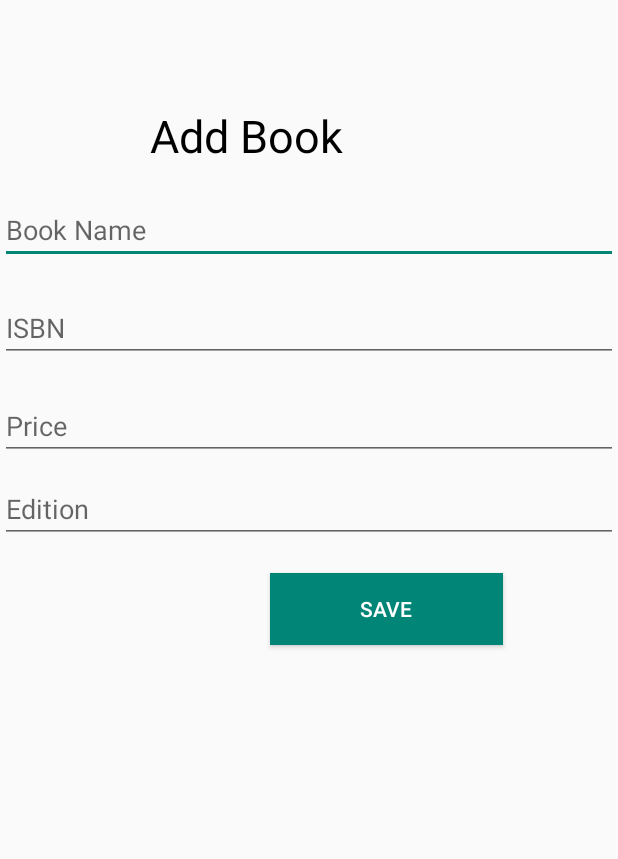
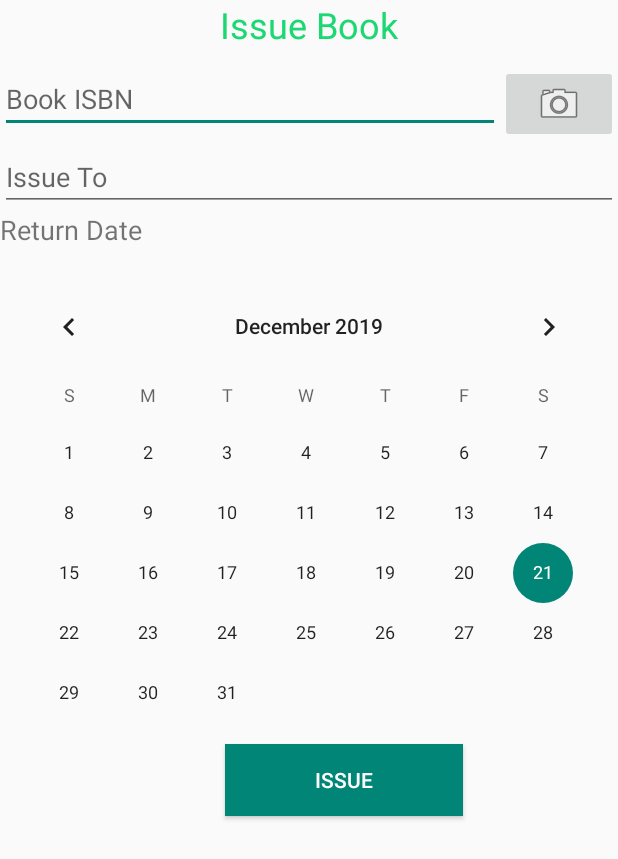
Before and after one commit to mamona-zahoor/LMS_MAD, an Android app: the screen it shows after launch (AddBooks before the commit, IssueBook after it), on a phone screen of 412 x 824 dp. Shown: the top 859 px of the screen. Run offline under Robolectric (Android 15) with nearby library versions, the phone set to English and light mode, and no system bars; our stand-ins replace Firebase (no records; nobody signed in at launch, a user with empty details on screens opened directly).

Commit message:
Insertion in IssuedBooks

```diff
--- /dev/null
+++ b/LibrayManagementApp/app/src/main/java/com/example/lms/IssueBook.java
@@ -0,0 +1,46 @@
+package com.example.lms;
+
+import androidx.appcompat.app.AppCompatActivity;
+
+import android.os.Bundle;
+import android.view.View;
+import android.widget.CalendarView;
+import android.widget.EditText;
+import android.widget.TextView;
+import android.widget.Toast;
+
+import com.google.firebase.database.DatabaseReference;
+import com.google.firebase.database.FirebaseDatabase;
+
+import java.text.DateFormat;
+import java.text.SimpleDateFormat;
+import java.util.Date;
+
+public class IssueBook extends AppCompatActivity {
+    DatabaseReference Db;
+    @Override
+    protected void onCreate(Bundle savedInstanceState) {
+        super.onCreate(savedInstanceState);
+        setContentView(R.layout.activity_issue_book);
+
+
+    }
+    public void Next(View v)
+    {
+        EditText ISBN = findViewById(R.id.txtISBN);
+        EditText IssueTo = findViewById(R.id.txtIssueTo);
+        CalendarView Return = findViewById(R.id.cdrReturn);
+        Db = FirebaseDatabase.getInstance().getReference("IssuedBooks");
+        DateFormat dateFormat = new SimpleDateFormat("yyyy/MM/dd HH:mm:ss");
+        Date date = new Date();
+        String Id = Db.push().getKey();
+        IssuedBooks IssuedBookObj = new IssuedBooks(ISBN.getText().toString(), Id,
+                IssueTo.getText().toString(),
+                dateFormat.format(date),
+                dateFormat.format(Return.getDate()));
+        Db.child(Id).setValue(IssuedBookObj);
+        Toast.makeText(IssueBook.this, "Issued", Toast.LENGTH_LONG).show();
+
+
+    }
+}
--- /dev/null
+++ b/LibrayManagementApp/app/src/main/res/layout/activity_issue_book.xml
@@ -0,0 +1,85 @@
+<?xml version="1.0" encoding="utf-8"?>
+<androidx.constraintlayout.widget.ConstraintLayout xmlns:android="http://schemas.android.com/apk/res/android"
+    xmlns:app="http://schemas.android.com/apk/res-auto"
+    xmlns:tools="http://schemas.android.com/tools"
+    android:layout_width="match_parent"
+    android:layout_height="match_parent"
+    tools:context=".IssueBook">
+
+    <LinearLayout
+        android:layout_width="match_parent"
+        android:layout_height="match_parent"
+        android:orientation="vertical">
+
+        <TextView
+            android:id="@+id/textView2"
+            android:layout_width="match_parent"
+            android:layout_height="43dp"
+            android:text="Issue Book"
+            android:textAlignment="center"
+            android:textColor="@color/colorAccent"
+            android:textSize="24sp" />
+
+        <LinearLayout
+            android:layout_width="match_parent"
+            android:layout_height="match_parent"
+            android:orientation="vertical">
+
+            <LinearLayout
+                android:layout_width="match_parent"
+                android:layout_height="wrap_content"
+                android:orientation="horizontal">
+
+                <EditText
+                    android:id="@+id/txtISBN"
+                    android:layout_width="333dp"
+                    android:layout_height="wrap_content"
+                    android:ems="10"
+                    android:hint="Book ISBN"
+                    android:inputType="textPersonName" />
+
+                <ImageButton
+                    android:id="@+id/cmdScan"
+                    android:layout_width="wrap_content"
+                    android:layout_height="wrap_content"
+                    android:layout_weight="1"
+                    app:srcCompat="@android:drawable/ic_menu_camera" />
+            </LinearLayout>
+
+            <EditText
+                android:id="@+id/txtIssueTo"
+                android:layout_width="match_parent"
+                android:layout_height="wrap_content"
+                android:ems="10"
+                android:hint="Issue To"
+                android:inputType="textPersonName" />
+
+            <TextView
+                android:id="@+id/ReturnDate"
+                android:layout_width="match_parent"
+                android:layout_height="43dp"
+                android:text="Return Date"
+                android:textSize="18sp" />
+
+            <CalendarView
+                android:id="@+id/cdrReturn"
+                android:layout_width="match_parent"
+                android:layout_height="302dp" />
+
+            <Button
+                android:id="@+id/cmdNext"
+                android:layout_width="wrap_content"
+                android:layout_height="wrap_content"
+                android:layout_marginLeft="150dp"
+                android:layout_marginTop="10dp"
+                android:background="@color/colorPrimary"
+                android:onClick="Next"
+                android:paddingHorizontal="60dp"
+                android:text="Issue"
+                android:textAlignment="center"
+                android:textColor="@color/colorWhite" />
+        </LinearLayout>
+
+    </LinearLayout>
+
+</androidx.constraintlayout.widget.ConstraintLayout>
--- a/LibrayManagementApp/app/src/main/res/values/colors.xml
+++ b/LibrayManagementApp/app/src/main/res/values/colors.xml
@@ -2,7 +2,7 @@
 <resources>
     <color name="colorPrimary">#008577</color>
     <color name="colorPrimaryDark">#00574B</color>
-    <color name="colorAccent">#D81B60</color>
+    <color name="colorAccent">#1BD873</color>
     <color name="colorBlack">#000000</color>
     <color name="colorWhite">#FFFFFF</color>
 </resources>
--- a/LibrayManagementApp/app/src/main/res/values/strings.xml
+++ b/LibrayManagementApp/app/src/main/res/values/strings.xml
@@ -10,5 +10,4 @@
     </string-array>
 
 
-
 </resources>
```
Also changed, not shown: LibrayManagementApp/app/src/main/AndroidManifest.xml (+4 -3 lines), LibrayManagementApp/app/src/main/java/com/example/lms/IssuedBooks.java (added, +59 -0 lines).
